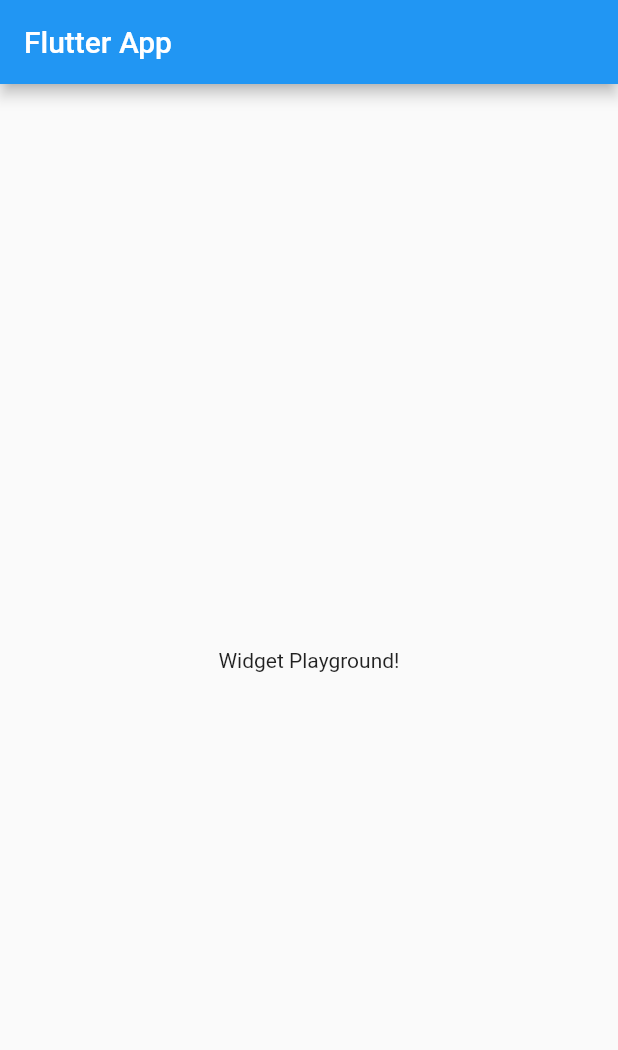
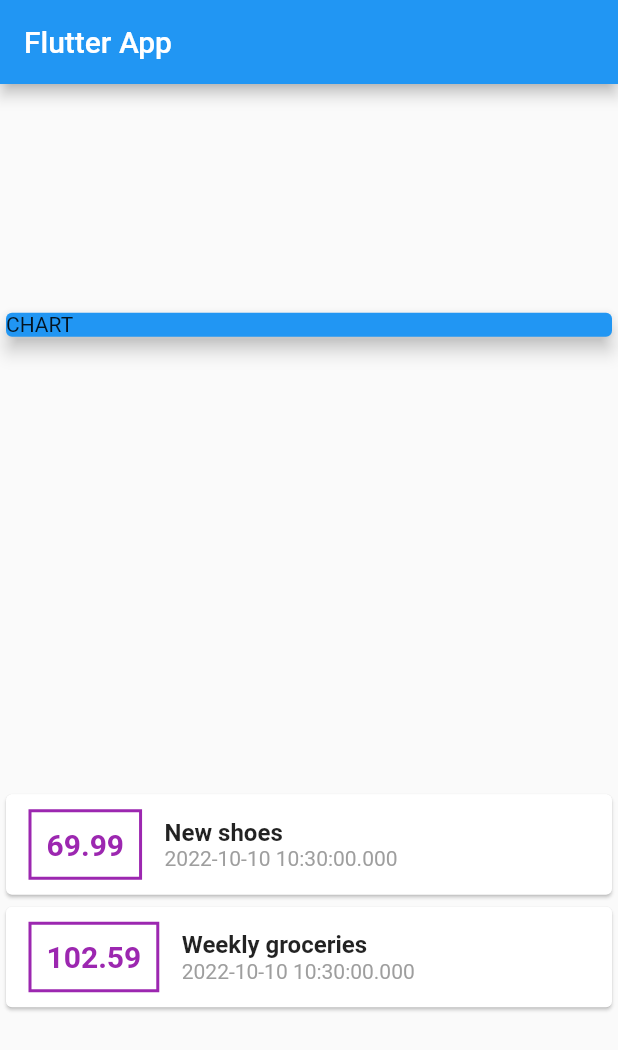
Before and after one commit to ash54xiang/personal_expenses_app, a Flutter app: the screen it shows after launch, on a phone screen of 412 x 824 dp. Shown: the top 1050 px of the screen. Run offline on Flutter 3.47's test engine with Material 2 defaults, Android fonts, the phone set to English and light mode, and no system bars.

Commit message:
Added styling on transaction columns and row

```diff
--- a/lib/main.dart
+++ b/lib/main.dart
@@ -1,4 +1,5 @@
 import 'package:flutter/material.dart';
+import './transaction.dart';
 
 void main() => runApp(MyApp());
 
@@ -13,14 +14,89 @@ class MyApp extends StatelessWidget {
 }
 
 class MyHomePage extends StatelessWidget {
+  final List<Transaction> transactions = [
+    Transaction(
+      id: 't1',
+      title: 'New shoes',
+      amount: 69.99,
+      date: DateTime.now(),
+    ),
+    Transaction(
+      id: 't2',
+      title: 'Weekly groceries',
+      amount: 102.59,
+      date: DateTime.now(),
+    ),
+  ];
+
   @override
   Widget build(BuildContext context) {
     return Scaffold(
       appBar: AppBar(
         title: Text('Flutter App'),
       ),
-      body: Center(
-        child: Text('Widget Playground!'),
+      body: Column(
+        mainAxisAlignment: MainAxisAlignment.spaceAround,
+        crossAxisAlignment: CrossAxisAlignment.stretch,
+        children: <Widget>[
+          Container(
+            width: double.infinity,
+            child: Card(
+              color: Colors.blue,
+              child: Text('CHART'),
+              elevation: 5,
+            ),
+          ),
+          Column(
+            children: transactions.map((tx) {
+              return Card(
+                child: Row(
+                  children: <Widget>[
+                    Container(
+                      margin: EdgeInsets.symmetric(
+                        vertical: 10,
+                        horizontal: 15,
+                      ),
+                      decoration: BoxDecoration(
+                        border: Border.all(
+                          color: Colors.purple,
+                          width: 2,
+                        ),
+                      ),
+                      padding: EdgeInsets.all(10),
+                      child: Text(
+                        tx.amount.toString(),
+                        style: TextStyle(
+                          fontWeight: FontWeight.bold,
+                          fontSize: 20,
+                          color: Colors.purple,
+                        ),
+                      ),
+                    ),
+                    Column(
+                      crossAxisAlignment: CrossAxisAlignment.start,
+                      children: <Widget>[
+                        Text(
+                          tx.title,
+                          style: TextStyle(
+                            fontWeight: FontWeight.bold,
+                            fontSize: 16,
+                          ),
+                        ),
+                        Text(
+                          tx.date.toString(),
+                          style: TextStyle(
+                            color: Colors.grey,
+                          ),
+                        )
+                      ],
+                    )
+                  ],
+                ),
+              );
+            }).toList(),
+          ),
+        ],
       ),
     );
   }
--- /dev/null
+++ b/lib/transaction.dart
@@ -0,0 +1,15 @@
+import 'package:flutter/foundation.dart';
+
+class Transaction {
+  final String id;
+  final String title;
+  final double amount;
+  final DateTime date;
+
+  Transaction({
+    @required this.id,
+    @required this.title,
+    @required this.amount,
+    @required this.date,
+  });
+}
```
